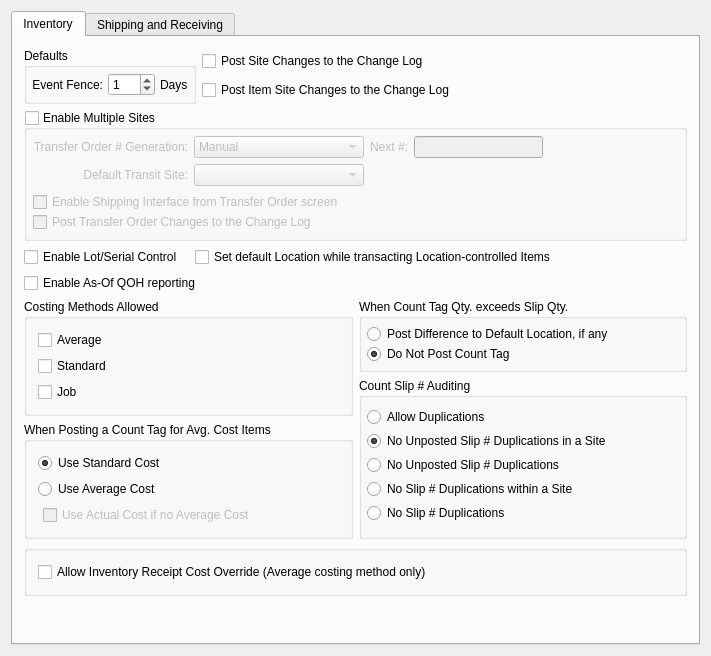
This is guiclient/configureIM.ui in Pegasus-RPG/xtuple-client as Qt 5 draws it before an edit. The edited form follows.
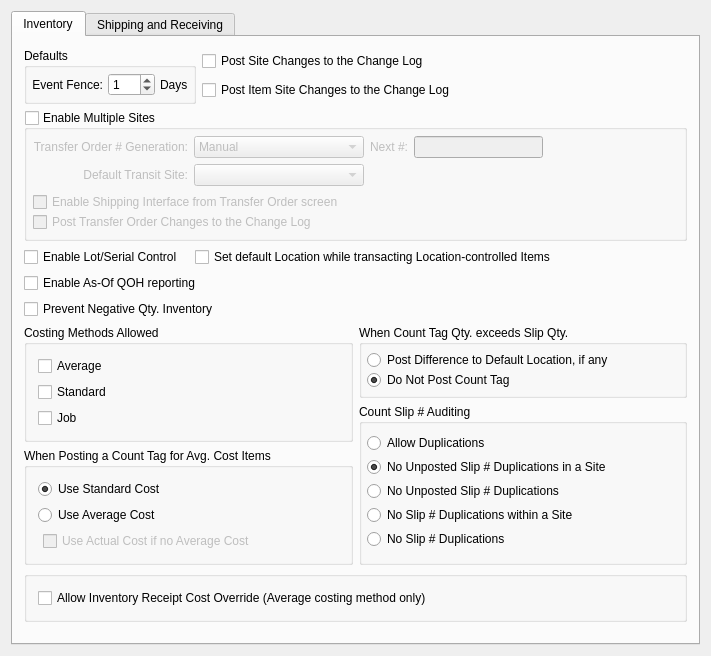
This is the edited form. Custom widgets are drawn as their Qt base class.

Commit message: Issue #27694: Require inventory (disallow negative stock)

The edit to the form file:
```diff
--- a/guiclient/configureIM.ui
+++ b/guiclient/configureIM.ui
@@ -317,6 +317,13 @@
            </property>
           </widget>
          </item>
+         <item>
+          <widget class="QCheckBox" name="_preventNegInventory">
+           <property name="text">
+            <string>Prevent Negative Qty. Inventory</string>
+           </property>
+          </widget>
+         </item>
          <item>
           <layout class="QGridLayout" name="gridLayout_3">
            <item row="0" column="0" rowspan="2">
```
The commit also changes 3 other files.
